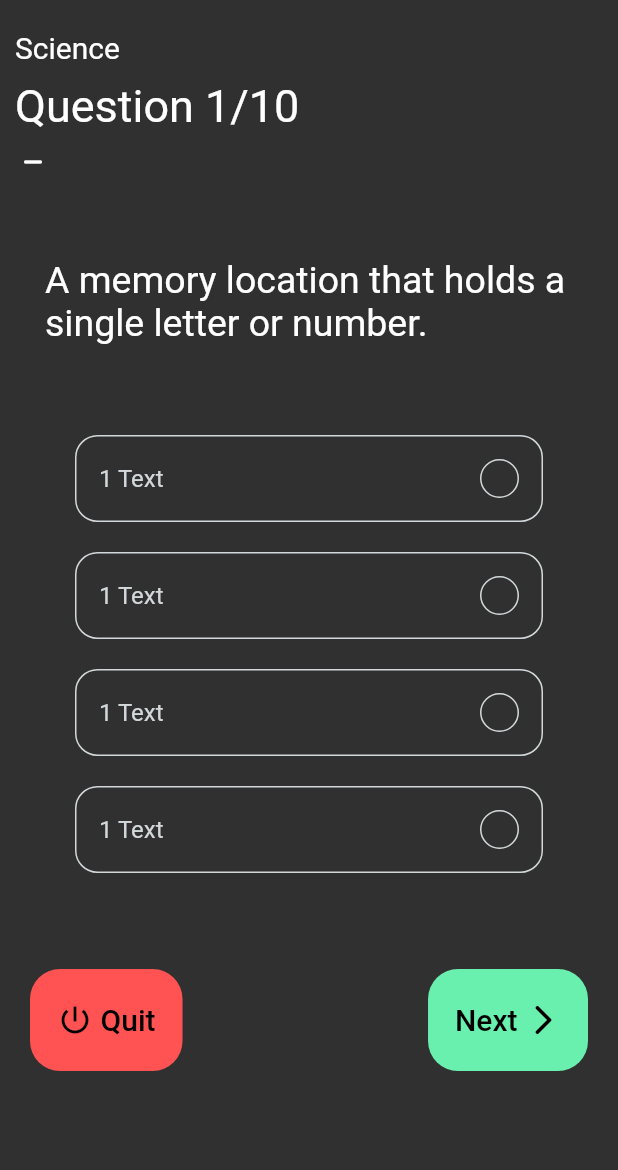
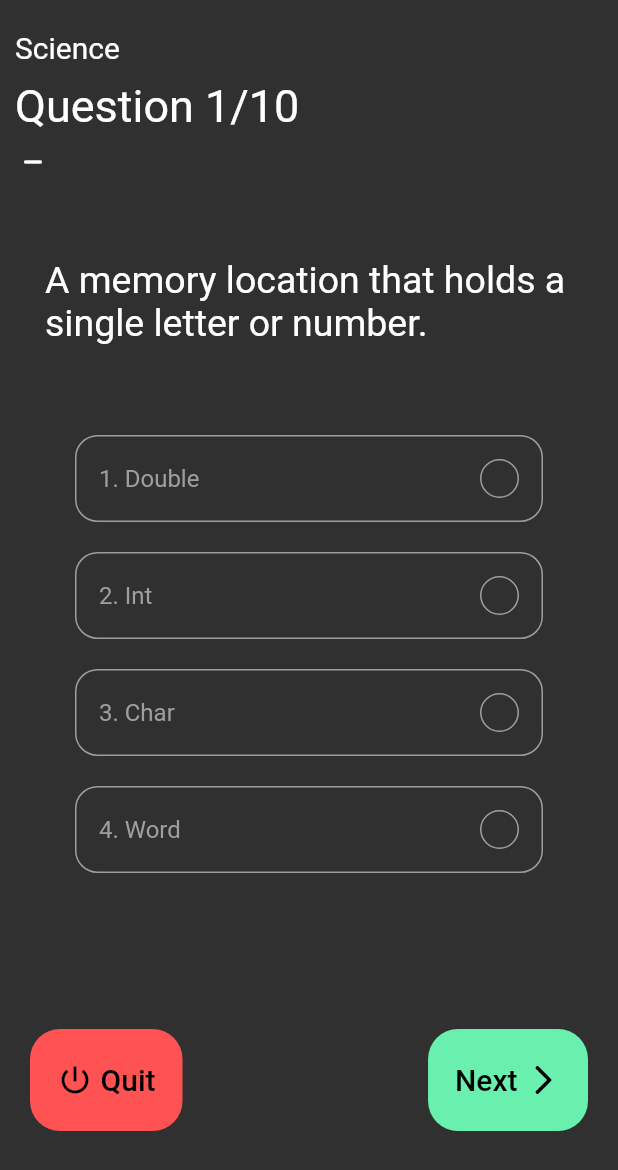
Before and after one commit to Akash701/Quizzley, a Flutter app: the Science screen opened by its route, swiped to page 3, on a phone screen of 412 x 824 dp. Shown: the top 1170 px of the screen. Run offline on Flutter 3.47's test engine with Material 2 defaults, Android fonts, the light colour scheme and no system bars; our stand-ins replace get.

Commit message:
PAge controller is going to add

```diff
--- a/lib/Question_Controller.dart
+++ b/lib/Question_Controller.dart
@@ -1,7 +1,9 @@
 import 'package:flutter/material.dart';
 import 'package:qna_app/Science_Folder/Sciece_Questions.dart';
+import 'package:get/get.dart';
 
-class QuestionController {
+class QuestionController extends GetxController
+    with SingleGetTickerProviderMixin {
   List<Question> _questions = sample_data
       .map(
         (question) => Question(
@@ -11,5 +13,40 @@ class QuestionController {
             answer: question['answer_index']),
       )
       .toList();
+
   List<Question> get questions => this._questions;
+
+  bool _isAnswered = false;
+
+  bool get isAnswered => this._isAnswered;
+
+  int _correctAns;
+
+  int get correctAns => this._correctAns;
+
+  int _selectedAns;
+
+  int get selectedAns => this._selectedAns;
+
+  // for more about obs please check documentation
+  RxInt _questionNumber = 1.obs;
+
+  RxInt get questionNumber => this._questionNumber;
+
+  int _numOfCorrectAns = 0;
+
+  int get numOfCorrectAns => this._numOfCorrectAns;
+
+  void checkAns(Question question, int selectedIndex) {
+    // because once user press any option then it will run
+    _isAnswered = true;
+    _correctAns = question.answer;
+    _selectedAns = selectedIndex;
+
+    if (_correctAns == _selectedAns) _numOfCorrectAns++;
+
+    Future.delayed(Duration(seconds: 3), () {
+      // nextQuestion();
+    });
+  }
 }
--- a/lib/Science.dart
+++ b/lib/Science.dart
@@ -122,7 +122,7 @@ class _ScienceState extends State<Science> {
                 ],
               ),
               SizedBox(
-                height: 100,
+                height: 60,
               ),
             ],
           ),
--- a/lib/Science_Folder/Options.dart
+++ b/lib/Science_Folder/Options.dart
@@ -1,18 +1,46 @@
 import 'package:flutter/material.dart';
+import 'package:get/get.dart';
+import 'package:qna_app/Question_Controller.dart';
 
-class Options extends StatelessWidget {
-  const Options({
+class Option extends StatelessWidget {
+  const Option({
     Key key,
+    this.text,
+    this.index,
+    this.press,
   }) : super(key: key);
-
+  final String text;
+  final int index;
+  final VoidCallback press;
   @override
   Widget build(BuildContext context) {
-    return Container(
+    return GetBuilder<QuestionController>(
+        init: QuestionController(),
+        builder: (qnController) {
+          Color getTheRightColor() {
+            if (qnController.isAnswered) {
+              if (index == qnController.correctAns) {
+                return Colors.green;
+              } else if (index == qnController.selectedAns &&
+                  qnController.selectedAns != qnController.correctAns) {
+                return Colors.red;
+              }
+            }
+            return Colors.grey;
+          }
+
+          IconData getTheRightIcon() {
+            return getTheRightColor() == Colors.red ? Icons.close : Icons.done;
+          }
+
+          return InkWell(
+            onTap: press,
+            child: Container(
               margin: EdgeInsets.only(top: 20, left: 20, right: 20),
               padding: EdgeInsets.all(15),
               decoration: BoxDecoration(
                 border: Border.all(
-          color: Color(0xFFD3D9DB),
+                  color: getTheRightColor(),
                 ),
                 borderRadius: BorderRadius.circular(15),
               ),
@@ -20,9 +48,9 @@ class Options extends StatelessWidget {
                 mainAxisAlignment: MainAxisAlignment.spaceBetween,
                 children: [
                   Text(
-            '1 Text',
+                    "${index + 1}. $text",
                     style: TextStyle(
-              color: Color(0xFFD3D9DB),
+                      color: getTheRightColor(),
                       fontSize: 16,
                     ),
                   ),
@@ -30,14 +58,22 @@ class Options extends StatelessWidget {
                     height: 26,
                     width: 26,
                     decoration: BoxDecoration(
+                      color: getTheRightColor() == Colors.grey
+                          ? Colors.transparent
+                          : getTheRightColor(),
                       borderRadius: BorderRadius.circular(50),
                       border: Border.all(
-                color: Color(0xFFD3D9DB),
+                        color: getTheRightColor(),
                       ),
                     ),
+                    child: getTheRightColor() == Colors.grey
+                        ? null
+                        : Icon(getTheRightIcon(), size: 16),
                   ),
                 ],
               ),
+            ),
           );
+        });
   }
 }
--- a/lib/Science_Folder/QuestionCard.dart
+++ b/lib/Science_Folder/QuestionCard.dart
@@ -1,12 +1,15 @@
 import 'package:flutter/material.dart';
 import 'package:qna_app/Science_Folder/Sciece_Questions.dart';
 import 'package:qna_app/Science_Folder/Options.dart';
+import 'package:get/get.dart';
+import 'package:qna_app/Question_Controller.dart';
 
 class QuestionCard extends StatelessWidget {
   QuestionCard({@required this.question});
   final Question question;
   @override
   Widget build(BuildContext context) {
+    QuestionController _controller = Get.put(QuestionController());
     return Container(
       padding: EdgeInsets.all(20),
       decoration: BoxDecoration(
@@ -23,10 +26,14 @@ class QuestionCard extends StatelessWidget {
           SizedBox(
             height: 40,
           ),
-          Options(),
-          Options(),
-          Options(),
-          Options(),
+          ...List.generate(
+            question.options.length,
+            (index) => Option(
+              index: index,
+              text: question.options[index],
+              press: () => _controller.checkAns(question, index),
+            ),
+          ),
         ],
       ),
     );
```
Lines whose indentation alone changed are shown as unchanged.
